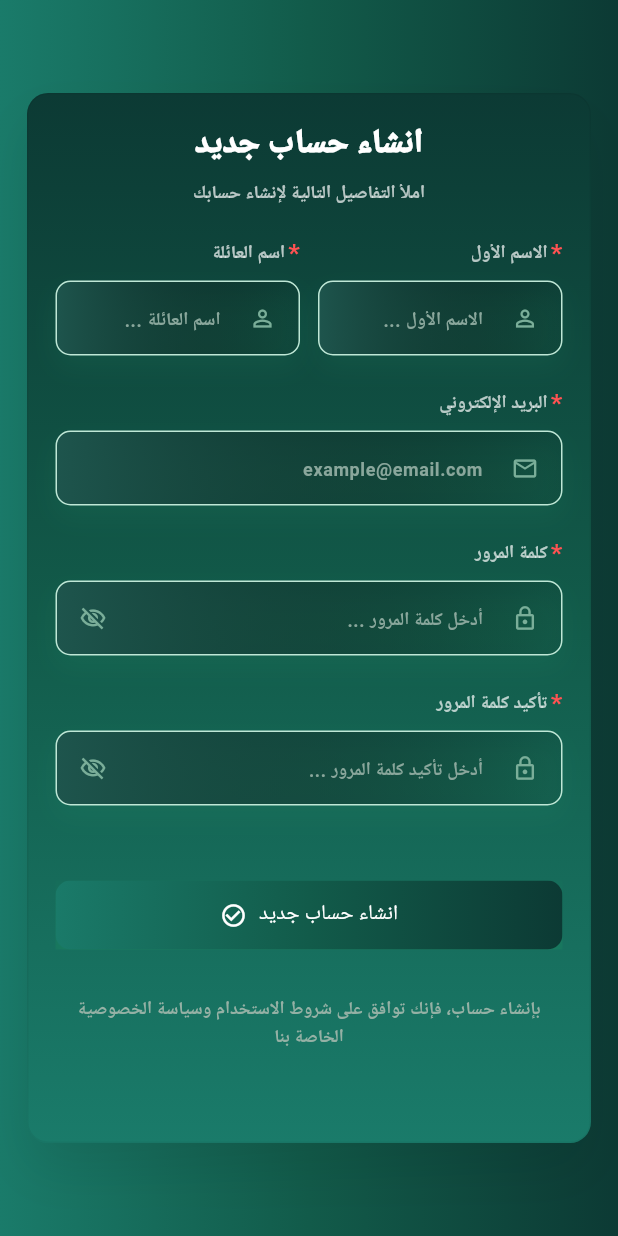
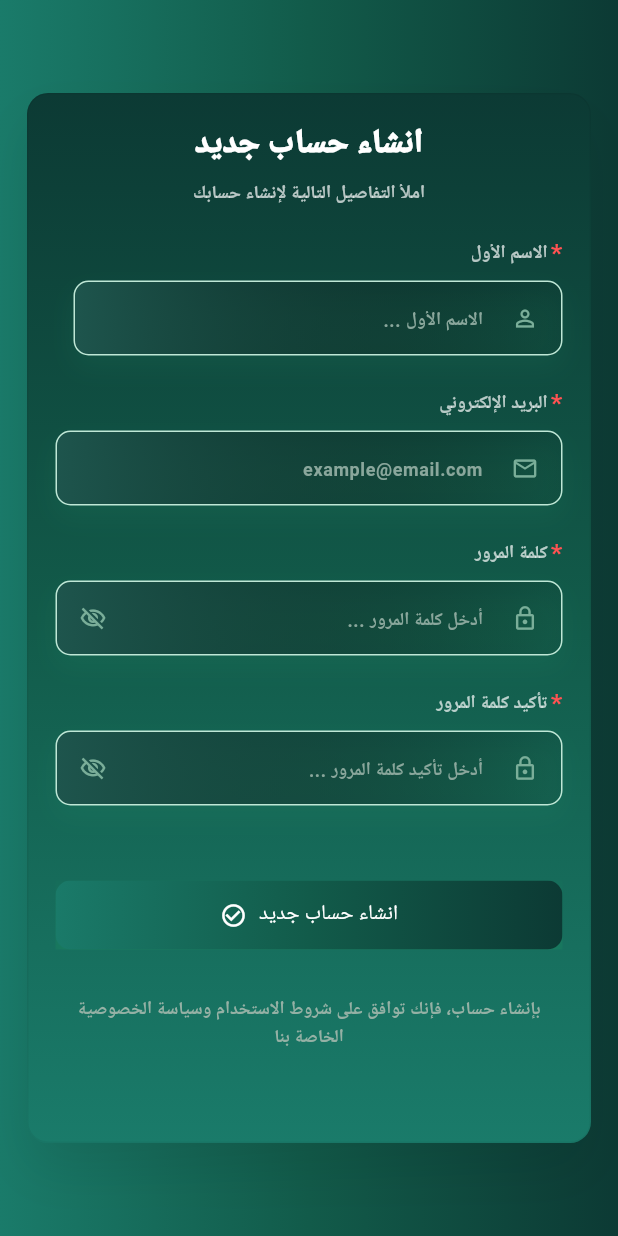
Before and after one commit to MSahyouni/meet-asr, a Flutter app: the CreateAccountScreen screen opened by its route, on a phone screen of 412 x 824 dp. Run offline on Flutter 3.47's test engine with Material 3 defaults, Android fonts, the light colour scheme and no system bars; our stand-ins replace animated_splash_screen, file_picker, gap, go_router, open_file; missing offline and left inert: record, voice_note_kit.

Commit message:
remove textfiled for last name in create account

```diff
--- a/nabra/lib/screens/create_account.dart
+++ b/nabra/lib/screens/create_account.dart
@@ -82,17 +82,6 @@ class _CreateAccountScreenState extends State<CreateAccountScreen> {
 
                         Row(
                           children: [
-                            Expanded(
-                              child: AuthLabeledField(
-                                text: "اسم العائلة",
-                                requiredStar: true,
-                                child: AuthSoftTextField(
-                                  controller: lastNameCtrl,
-                                  hint: '... اسم العائلة ',
-                                  prefix: Icons.person_outline,
-                                ),
-                              ),
-                            ),
                             const Gap(12),
                             Expanded(
                               child: AuthLabeledField(
```
